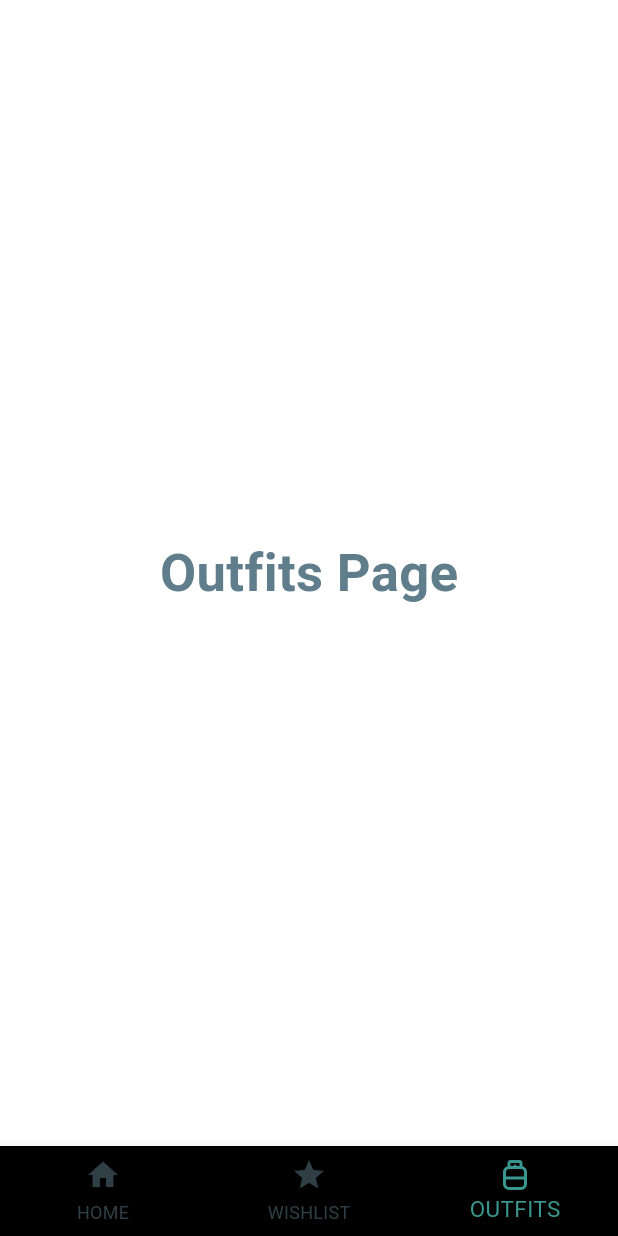
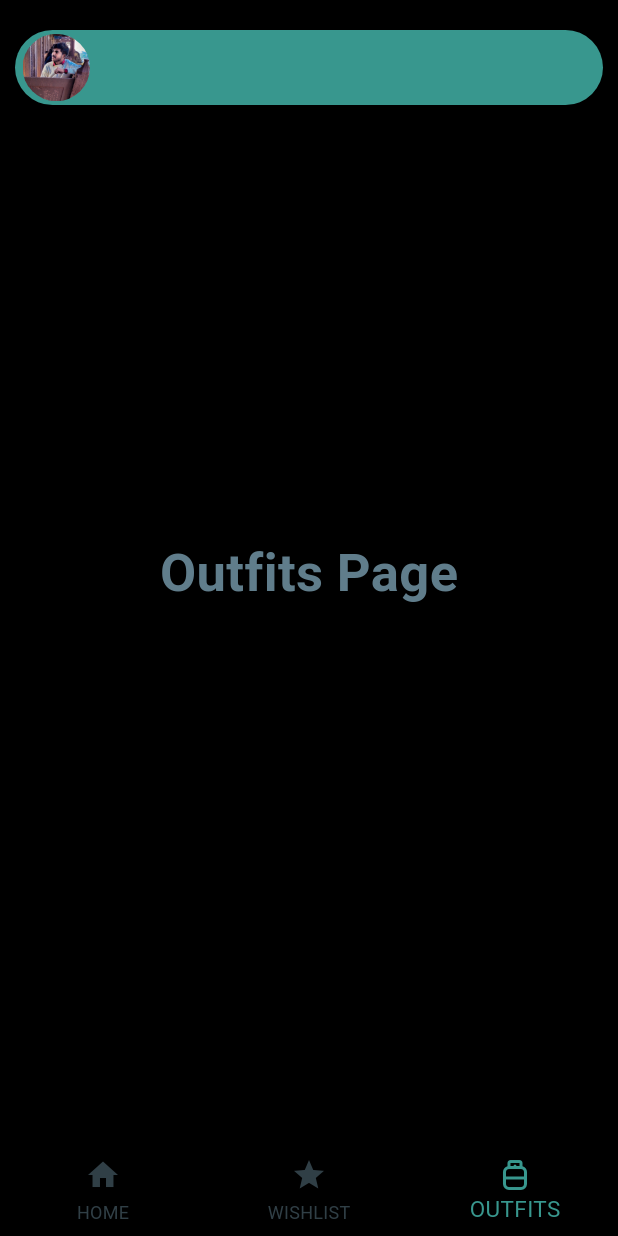
Before and after one commit to devendra-00/Wardrobe, a Flutter app: the screen it shows after launch, item 3 of the bottom bar chosen, on a phone screen of 412 x 824 dp. Run offline on Flutter 3.47's test engine with Material 2 defaults, Android fonts, the phone set to English and light mode, and no system bars; our stand-ins replace flutter_animate.

Commit message:
profile_topbar

```diff
--- a/lib/main.dart
+++ b/lib/main.dart
@@ -25,7 +25,7 @@ class MyApp extends StatelessWidget {
         //colorScheme: ColorScheme.fromSeed(seedColor: Colors.deepPurple),
         useMaterial3: true,
       ),
-      home: const  landingpage(),
+      home: const landingpage(),
     );
   }
 }
--- a/lib/screens/landing_page.dart
+++ b/lib/screens/landing_page.dart
@@ -19,10 +19,28 @@ class _landingpageState extends State<landingpage> {
       _selectedIndex = index;
     });
   }
+  void _onprofileTapped() {
+    setState(() {
+      const Drawer(
+
+      );
+    });
+  }
+  final GlobalKey<ScaffoldState> _key = GlobalKey();
   @override
   Widget build(BuildContext context) {
     final Size size= MediaQuery.of(context).size;
     return Scaffold(
+      key: _key,
+      drawer: Drawer(
+        width: size.width*0.8,
+        elevation: 5,
+        shadowColor:Color(0xff38978E) ,
+        child: ListView(
+          children:[
+          ],
+        ),
+      ),
       backgroundColor: Colors.transparent,
       bottomNavigationBar: BottomNavigationBar(
           items: const <BottomNavigationBarItem>[
@@ -49,8 +67,50 @@ class _landingpageState extends State<landingpage> {
           selectedFontSize: 15,
           onTap: _onItemTapped
       ),
-      body: pages[_selectedIndex],
+      body: Stack(
+        children:[
+          pages[_selectedIndex],
+          topBar()
+          ]
+      ),
+    );
 
+  }
+  topBar(){
+    Size size=MediaQuery.of(context).size;
+    return Align(
+      alignment: Alignment.topCenter,
+      child: Padding(
+        padding: const EdgeInsets.only(top: 20),
+        child: Container(
+          decoration: BoxDecoration(
+          color: Color(0xff38978E),
+          borderRadius: BorderRadius.circular(35)
+    ),
+            height: 50,width: size.width-20,
+            child: Align(child:profile(),alignment: Alignment.centerLeft,),
+        ),
+      ),
+    );
+  }
+  profile(){
+    Size size=MediaQuery.of(context).size;
+    return InkWell(
+        splashColor: Colors.transparent,
+        onTap: (){_key.currentState!.openDrawer();},
+        child: Padding(
+          padding: const EdgeInsets.only(left: 5),
+          child: Container(
+              height: 45,width:45,
+              decoration: BoxDecoration(
+                image: DecorationImage(
+                    image:const AssetImage("assets/images/profile.jpg"),
+                    fit: BoxFit.cover,
+                    colorFilter: ColorFilter.mode(Colors.brown.withOpacity(0.5), BlendMode.softLight)
+                ),
+                shape: BoxShape.circle,)
+          ),
+        )
     );
   }
 }
--- a/lib/widgets/outfits_.dart
+++ b/lib/widgets/outfits_.dart
@@ -11,7 +11,7 @@ class _outfitsState extends State<outfits> {
   @override
   Widget build(BuildContext context) {
     return Scaffold(
-      backgroundColor: Colors.transparent,
+      backgroundColor: Colors.black,
       body: Center(child: Text('Outfits Page', style: TextStyle(color: Colors.blueGrey,fontSize: 35, fontWeight: FontWeight.bold))),
 
     );
```
Also changed, not shown: assets/images/profile.jpg (added).
